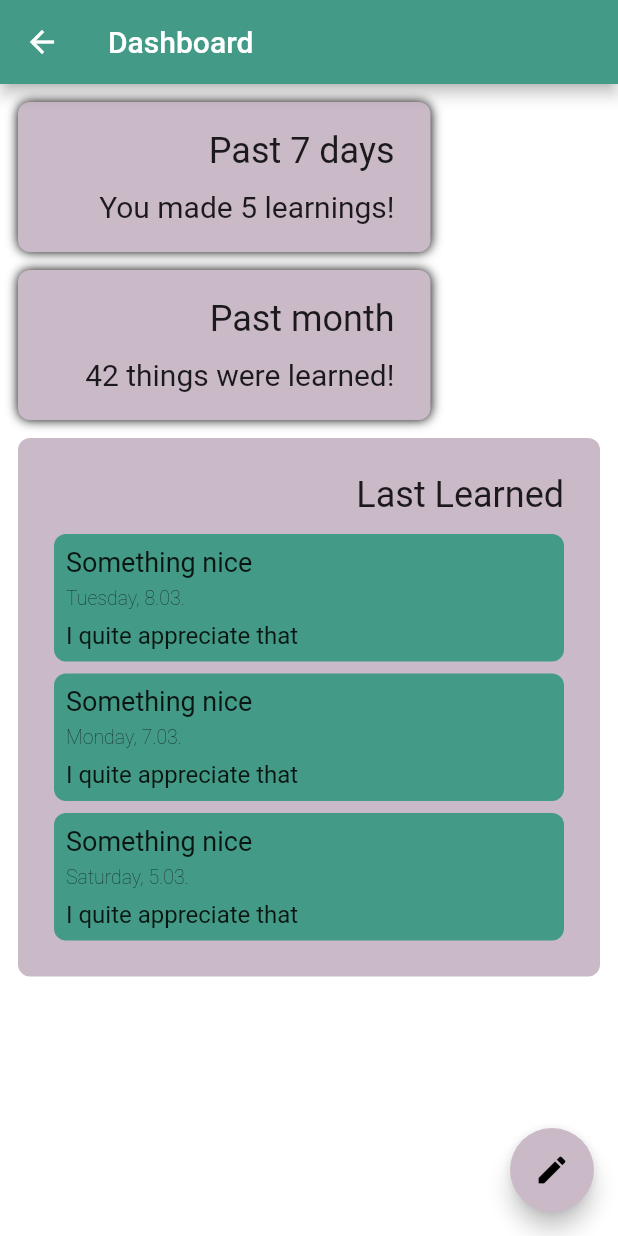
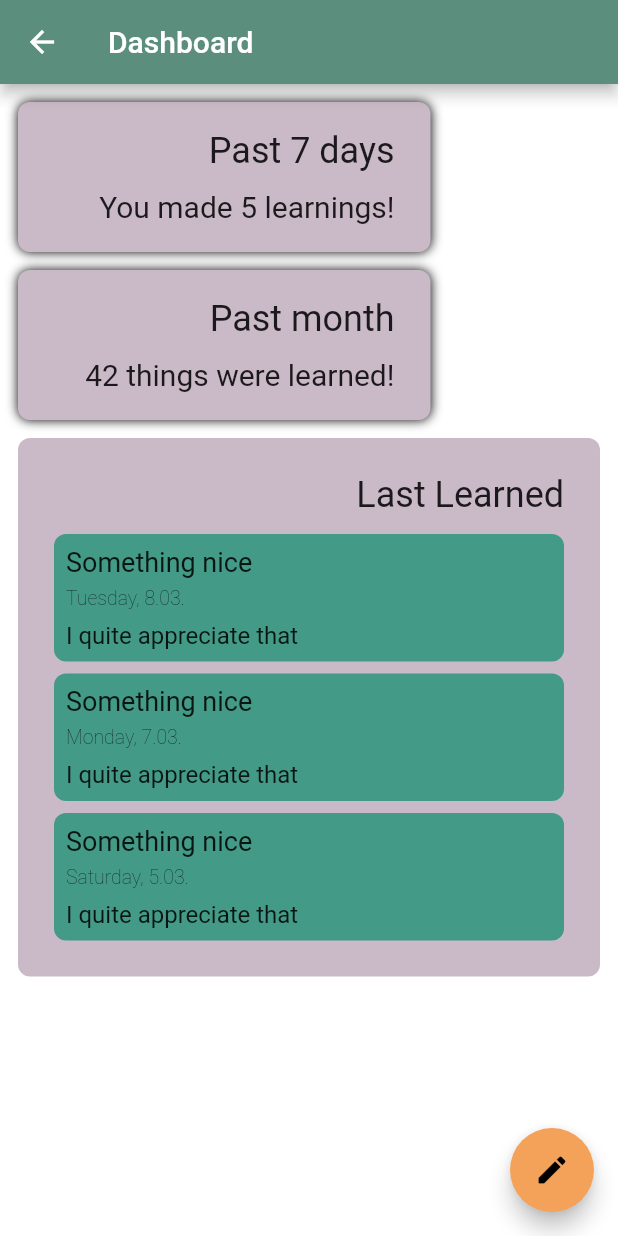
Before and after one commit to inf0rmatix/today_i_learned, a Flutter app: the _DashboardPageView screen opened directly, on a phone screen of 412 x 824 dp. Run offline on Flutter 3.47's test engine with Material 2 defaults, Android fonts, the phone set to English and light mode, and no system bars; our stand-ins replace bloc, easy_localization, flutter_bloc, freezed_annotation, go_router; generated files the repository leaves out were written again; statements that could not run were skipped.

Commit message:
updating app colors

```diff
--- a/lib/src/core/config/app_colors.dart
+++ b/lib/src/core/config/app_colors.dart
@@ -2,6 +2,12 @@ import 'package:flutter/material.dart';
 
 class AppColors {
   AppColors._();
+
+  static const olivine = Color(0xFF8CB369);
+  static const flax = Color(0xFFF4E285);
+  static const sandyBrown = Color(0xFFF4A259);
+  static const wintergreenDream = Color(0xFF5B8E7D);
+  static const bittersweetShimmer = Color(0xFFBC4B51); // error
 
   static const emerald = Color(0xFF439A86);
   static const lavender = Color(0xFFCABAC8);
--- a/lib/src/core/config/app_theme.dart
+++ b/lib/src/core/config/app_theme.dart
@@ -6,24 +6,11 @@ class AppTheme {
 
   static final light = ThemeData.from(
     colorScheme: const ColorScheme.light(
-      primary: AppColors.emerald,
-      secondary: AppColors.lavender,
-      tertiary: AppColors.yellow,
+      primary: AppColors.wintergreenDream,
+      secondary: AppColors.sandyBrown,
+      tertiary: AppColors.flax,
+      error: AppColors.bittersweetShimmer,
+      background: AppColors.olivine,
     ),
-    // colorScheme: const ColorScheme(
-    //   brightness: Brightness.dark,
-    //   primary: AppColors.blue,
-    //   onPrimary: Colors.white,
-    //   secondary: AppColors.emerald,
-    //   onSecondary: Colors.white,
-    //   tertiary: AppColors.darkGreen,
-    //   onTertiary: Colors.white,
-    //   background: AppColors.darkGreen,
-    //   onBackground: Colors.white,
-    //   error: Colors.red,
-    //   onError: Colors.white,
-    //   surface: AppColors.lavender,
-    //   onSurface: Colors.white,
-    // ),
   );
 }
```
